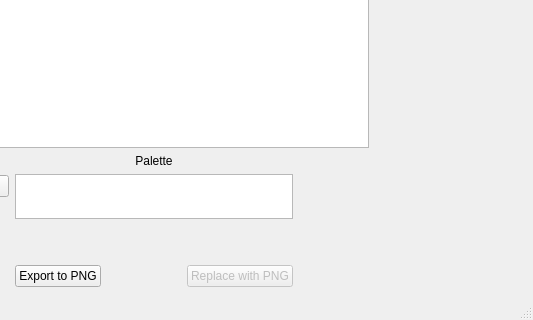
Above: mainui.ui from Skarsnik/SNESTilesKitten before the change; both pictures show x 382 to 915 and y 242 to 562 of the 915 by 562 pixel window. Below: the same form after it.
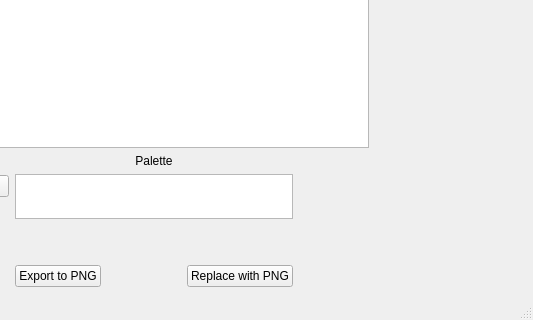
That is the form after the change.

Patch:
```diff
--- a/mainui.ui
+++ b/mainui.ui
@@ -546,7 +546,7 @@
           <item>
            <widget class="QPushButton" name="pushButton_3">
             <property name="enabled">
-             <bool>false</bool>
+             <bool>true</bool>
             </property>
             <property name="text">
              <string>Replace with PNG</string>
```
Left out of the diff: 2 changed lines with no effect on the pictures.
